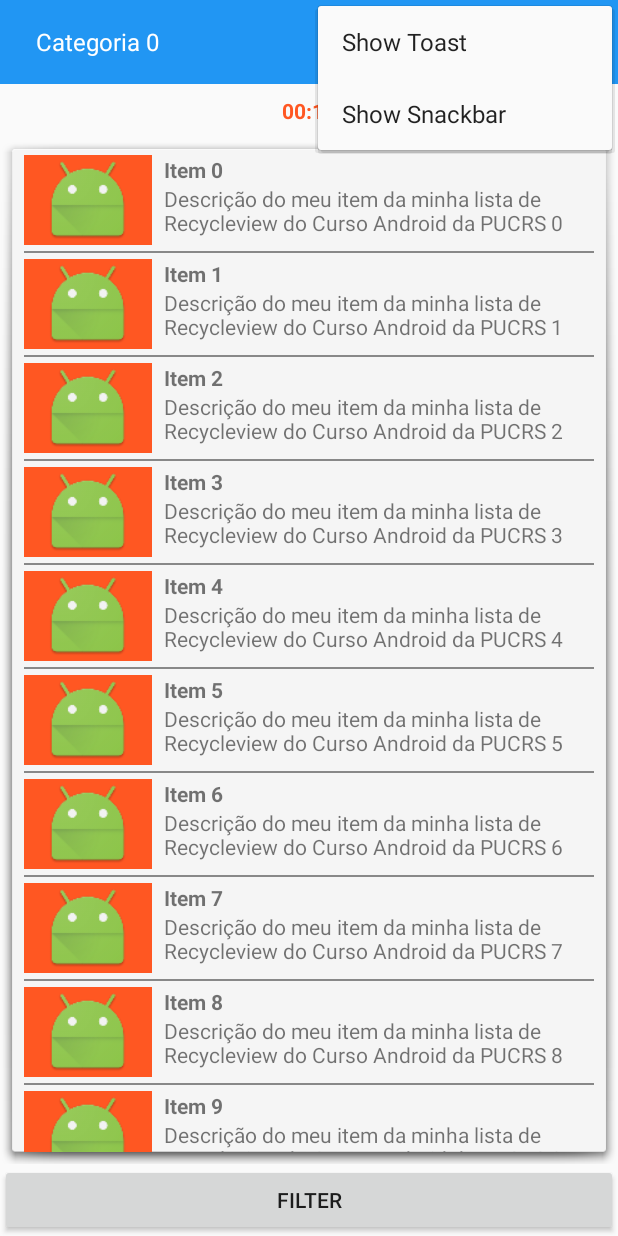
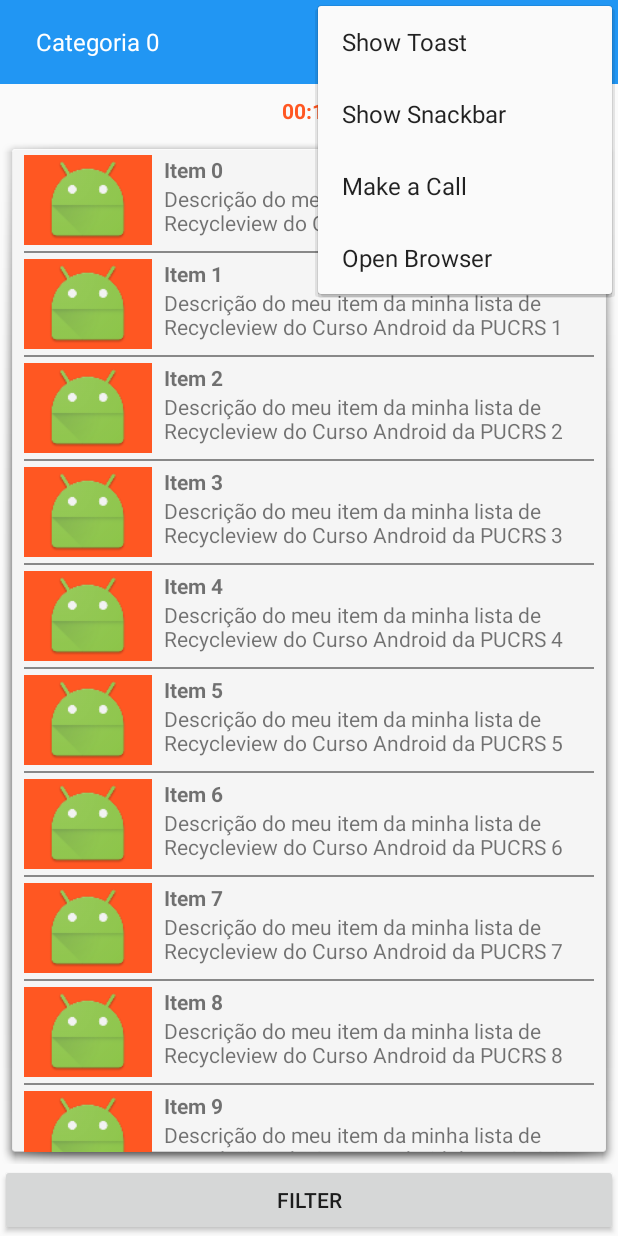
Before and after one commit to leandrodeopereira/Classificados, an Android app: the screen it shows after launch (ListActivity), with the options menu open, on a phone screen of 412 x 824 dp. Run offline under Robolectric (Android 15) with nearby library versions, the phone set to English and light mode, and no system bars.

Commit message:
Aula 5.0, Call permission and Internet

```diff
--- a/app/src/main/AndroidManifest.xml
+++ b/app/src/main/AndroidManifest.xml
@@ -1,5 +1,8 @@
 <manifest xmlns:android="http://schemas.android.com/apk/res/android"
     package="com.pereira.classificados">
+
+    <uses-permission android:name="android.permission.CALL_PHONE"/>
+    <uses-permission android:name="android.permission.INTERNET"/>
 
     <application
         android:name=".App"
--- a/app/src/main/res/menu/menu_list.xml
+++ b/app/src/main/res/menu/menu_list.xml
@@ -22,4 +22,18 @@
         android:title="@string/show_snackbar"
         app:showAsAction='never'
         />
+
+    <item
+        android:id="@+id/action_call"
+        android:icon="@mipmap/ic_launcher"
+        android:title="@string/make_call"
+        app:showAsAction='never'
+        />
+
+    <item
+        android:id="@+id/action_browser"
+        android:icon="@mipmap/ic_launcher"
+        android:title="@string/open_browser"
+        app:showAsAction='never'
+        />
 </menu>
--- a/app/src/main/res/values/strings.xml
+++ b/app/src/main/res/values/strings.xml
@@ -14,4 +14,6 @@
     <string name="my_msg">My Message</string>
     <string name="save">Save</string>
     <string name="show">Show</string>
+    <string name="make_call">Make a Call</string>
+    <string name="open_browser">Open Browser</string>
 </resources>
```
Also changed, not shown: app/src/main/java/com/pereira/classificados/activity/ListActivity.java (+10 -0 lines), 1 other file.
